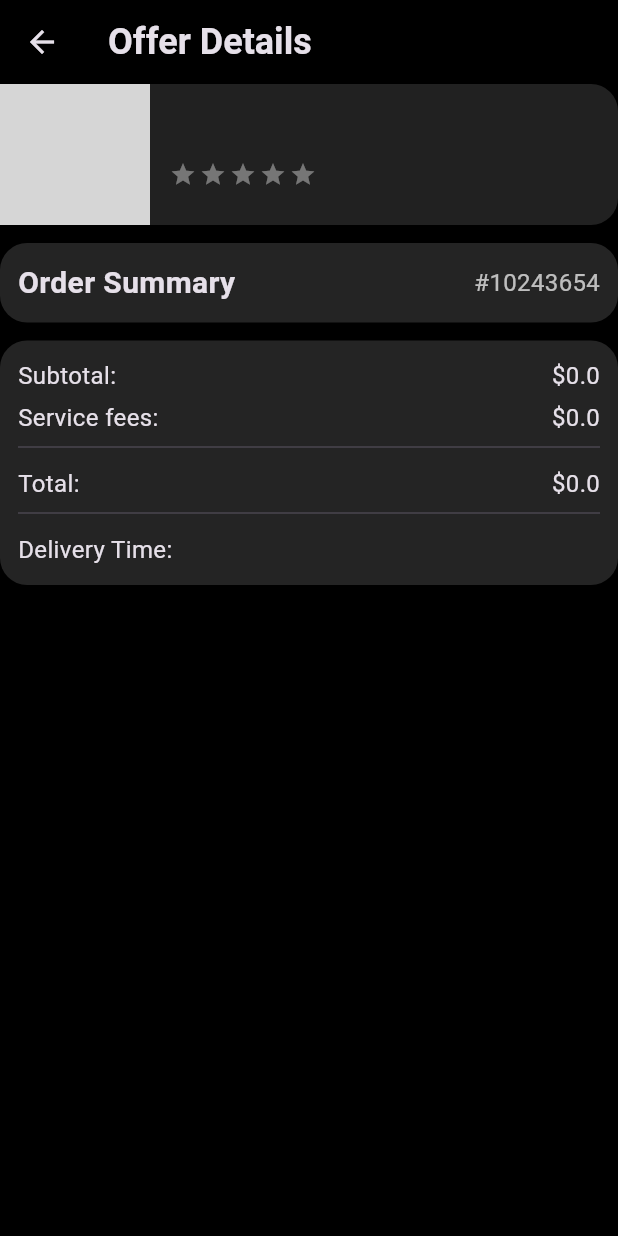
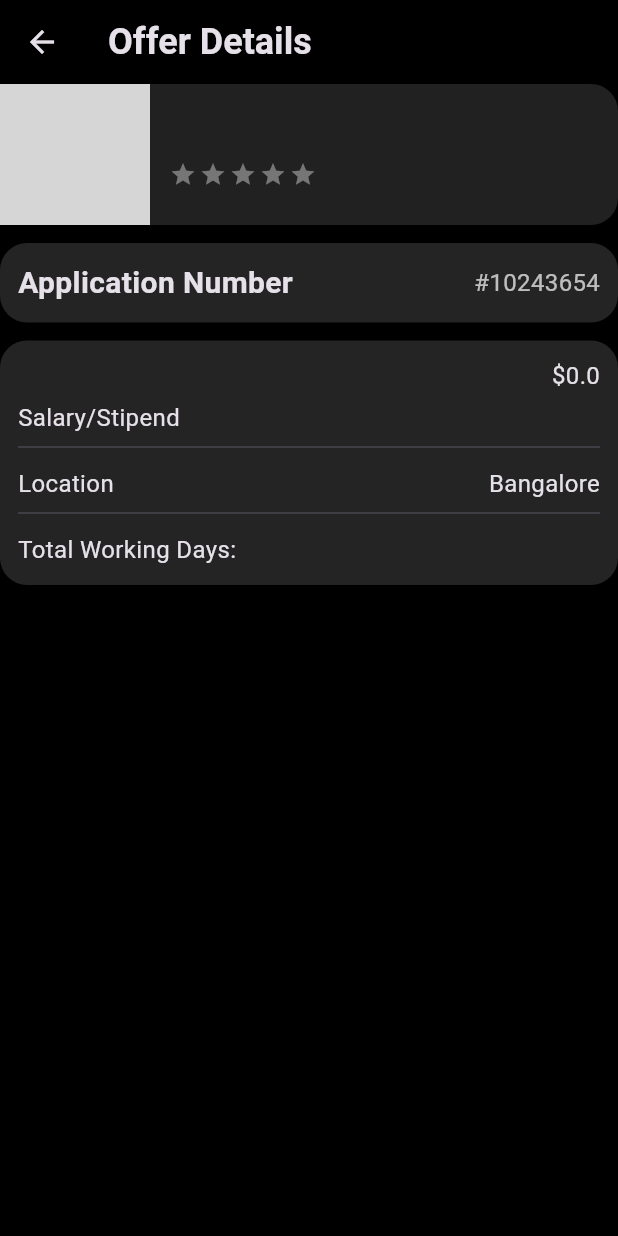
Before and after one commit to NVJKKartik/Alumni_connect, a Flutter app: the OfferDetailsPage screen opened directly with empty values, on a phone screen of 412 x 824 dp. Run offline on Flutter 3.47's test engine with Material 3 defaults, Android fonts, the phone set to English and light mode, and no system bars; drawn by our look-alikes of flutter_rating_bar; our stand-ins replace cloud_firestore, file_picker, firebase_auth, firebase_core, firebase_storage, google_fonts and 2 more; accounts and stored records are empty; generated files the repository leaves out were written again; network calls fail; grey boxes are pictures that could not be loaded.

Commit message:
ui changes

```diff
--- a/lib/pages/activity/offer_details.page.dart
+++ b/lib/pages/activity/offer_details.page.dart
@@ -177,7 +177,7 @@ class _OfferDetailsPageState extends State<OfferDetailsPage> {
                       mainAxisAlignment: MainAxisAlignment.spaceBetween,
                       children: [
                         Text(
-                          'Order Summary',
+                          'Application Number',
                           maxLines: 2,
                           overflow: TextOverflow.ellipsis,
                           style: TextStyle(
@@ -250,7 +250,7 @@ class _OfferDetailsPageState extends State<OfferDetailsPage> {
                         mainAxisAlignment: MainAxisAlignment.spaceBetween,
                         children: [
                           const Text(
-                            'Subtotal:',
+                            '',
                             style: TextStyle(
                               fontSize: 16,
                             ),
@@ -270,13 +270,13 @@ class _OfferDetailsPageState extends State<OfferDetailsPage> {
                         mainAxisAlignment: MainAxisAlignment.spaceBetween,
                         children: [
                           const Text(
-                            'Service fees:',
+                            'Salary/Stipend',
                             style: TextStyle(
                               fontSize: 16,
                             ),
                           ),
                           Text(
-                            '\$${widget.cloudOrder.serviceCharge}',
+                            '',
                             style: const TextStyle(
                               fontSize: 16,
                             ),
@@ -291,13 +291,13 @@ class _OfferDetailsPageState extends State<OfferDetailsPage> {
                         mainAxisAlignment: MainAxisAlignment.spaceBetween,
                         children: [
                           const Text(
-                            'Total:',
+                            'Location',
                             style: TextStyle(
                               fontSize: 16,
                             ),
                           ),
                           Text(
-                            '\$${widget.cloudOrder.totalPrice}',
+                            'Bangalore',
                             style: const TextStyle(
                               fontSize: 16,
                             ),
@@ -312,7 +312,7 @@ class _OfferDetailsPageState extends State<OfferDetailsPage> {
                         mainAxisAlignment: MainAxisAlignment.spaceBetween,
                         children: [
                           const Text(
-                            'Delivery Time:',
+                            'Total Working Days:',
                             style: TextStyle(
                               fontSize: 16,
                             ),
--- a/lib/pages/activity/order_details.page.dart
+++ b/lib/pages/activity/order_details.page.dart
@@ -94,7 +94,7 @@ class _OrderDetailsPageState extends State<OrderDetailsPage> {
             elevation: 0,
             backgroundColor: Colors.black,
             title: const Text(
-              'Order Details',
+              'Application Details',
               style: TextStyle(fontSize: 24, fontWeight: FontWeight.bold),
             ),
             bottom: PreferredSize(
@@ -282,7 +282,7 @@ class _OrderDetailsPageState extends State<OrderDetailsPage> {
                         mainAxisAlignment: MainAxisAlignment.spaceBetween,
                         children: [
                           const Text(
-                            'Company',
+                            'Role',
                             style: TextStyle(
                               fontSize: 16,
                             ),
@@ -324,7 +324,7 @@ class _OrderDetailsPageState extends State<OrderDetailsPage> {
                         mainAxisAlignment: MainAxisAlignment.spaceBetween,
                         children: [
                           const Text(
-                            'Date of Application Sent:',
+                            'Total Working Days: ',
                             style: TextStyle(
                               fontSize: 16,
                             ),
@@ -695,7 +695,7 @@ class _OrderDetailsPageState extends State<OrderDetailsPage> {
                                           acceptDelivery();
                                         },
                                         child: const Text(
-                                          'Accept delivery',
+                                          'Accept offer',
                                           style: TextStyle(fontSize: 18),
                                         ),
                                       )
--- a/lib/pages/activity/tabs/offers_tab.dart
+++ b/lib/pages/activity/tabs/offers_tab.dart
@@ -134,7 +134,7 @@ class _OffersTabState extends State<OffersTab> {
                                                 color: Colors.transparent,
                                               ),
                                               Text(
-                                                'Ordered at: ${DateFormat.yMMMd().format(order.createdAt).toString()}',
+                                                'Application sent at: ${DateFormat.yMMMd().format(order.createdAt).toString()}',
                                                 style: const TextStyle(
                                                   overflow:
                                                       TextOverflow.ellipsis,
@@ -148,7 +148,7 @@ class _OffersTabState extends State<OffersTab> {
                                                 color: Colors.transparent,
                                               ),
                                               Text(
-                                                'Delivery in: ${order.deliveryTime}',
+                                                'Joining in: ${order.deliveryTime} days',
                                                 style: const TextStyle(
                                                   overflow:
                                                       TextOverflow.ellipsis,
--- a/lib/pages/activity/tabs/orders_tab.dart
+++ b/lib/pages/activity/tabs/orders_tab.dart
@@ -148,7 +148,7 @@ class _OrdersTabState extends State<OrdersTab> {
                                                 color: Colors.transparent,
                                               ),
                                               Text(
-                                                'Ordered at: ${DateFormat.yMMMd().format(order.createdAt).toString()}',
+                                                'Application placed at: ${DateFormat.yMMMd().format(order.createdAt).toString()}',
                                                 style: const TextStyle(
                                                   overflow:
                                                       TextOverflow.ellipsis,
@@ -162,7 +162,7 @@ class _OrdersTabState extends State<OrdersTab> {
                                                 color: Colors.transparent,
                                               ),
                                               Text(
-                                                'Delivery in: ${order.deliveryTime}',
+                                                'Total working days: ${order.deliveryTime}',
                                                 style: const TextStyle(
                                                   overflow:
                                                       TextOverflow.ellipsis,
--- a/lib/pages/jobposting/jobpostings_page.dart
+++ b/lib/pages/jobposting/jobpostings_page.dart
@@ -16,8 +16,8 @@ class jobpostingsPage extends StatefulWidget {
 class _jobpostingsPageState extends State<jobpostingsPage> {
   final List<String> tabs = <String>[
     'Home',
+    'Software Developer',
     'Data Scientist',
-    'Software Developer',
     'App Developer',
     'Machine Learning Engineer',
     'Artificial Intelligence Engineer',
--- a/lib/pages/jobposting_details/jobposting_details_page.dart
+++ b/lib/pages/jobposting_details/jobposting_details_page.dart
@@ -237,7 +237,7 @@ class _jobpostingDetailsPageState extends State<jobpostingDetailsPage> {
                   crossAxisAlignment: CrossAxisAlignment.start,
                   children: [
                     const Text(
-                      'Service specifications :',
+                      'Job Specifications :',
                       maxLines: 2,
                       overflow: TextOverflow.ellipsis,
                       style: TextStyle(
--- a/lib/pages/jobposting_details/send_custom_offer.dart
+++ b/lib/pages/jobposting_details/send_custom_offer.dart
@@ -722,7 +722,7 @@ class _SendCustomeOfferPageState extends State<SendCustomeOfferPage> {
                         horizontal: 24,
                         vertical: 20,
                       ),
-                      hintText: 'Offer price',
+                      hintText: 'Offer salary',
                       border: OutlineInputBorder(
                         borderSide: Divider.createBorderSide(context),
                         borderRadius: BorderRadius.circular(22.0),
@@ -758,7 +758,7 @@ class _SendCustomeOfferPageState extends State<SendCustomeOfferPage> {
                         horizontal: 24,
                         vertical: 20,
                       ),
-                      hintText: 'Delivery Time (Days)',
+                      hintText: 'Job Duration (Days)',
                       border: OutlineInputBorder(
                         borderSide: Divider.createBorderSide(context),
                         borderRadius: BorderRadius.circular(22.0),
@@ -793,7 +793,7 @@ class _SendCustomeOfferPageState extends State<SendCustomeOfferPage> {
                               crossAxisAlignment: CrossAxisAlignment.start,
                               children: [
                                 const Text(
-                                  'Service specifications :',
+                                  'Job Specifications :',
                                   maxLines: 2,
                                   overflow: TextOverflow.ellipsis,
                                   style: TextStyle(
@@ -857,7 +857,7 @@ class _SendCustomeOfferPageState extends State<SendCustomeOfferPage> {
                     ),
                     child: const Center(
                       child: Text(
-                        'Add service specification',
+                        'Add Job Specification',
                         style: TextStyle(color: Colors.grey),
                       ),
                     ),
--- a/lib/pages/profile/tabs/posts_tab.dart
+++ b/lib/pages/profile/tabs/posts_tab.dart
@@ -37,9 +37,9 @@ class _PostsTabState extends State<PostsTab> {
                 borderRadius: BorderRadius.circular(18),
                 child: GridView.custom(
                   gridDelegate: SliverQuiltedGridDelegate(
-                    crossAxisCount: 3,
-                    mainAxisSpacing: 4,
-                    crossAxisSpacing: 4,
+                    crossAxisCount: 7,
+                    mainAxisSpacing: 8,
+                    crossAxisSpacing: 8,
                     repeatPattern: QuiltedGridRepeatPattern.inverted,
                     pattern: const [
                       QuiltedGridTile(2, 2),
--- a/pubspec.yaml
+++ b/pubspec.yaml
@@ -38,7 +38,7 @@ dev_dependencies:
 flutter_icons:
   android: "launcher_icon"
   ios: true
-  image_path: "assets/images/logo.png"
+  image_path: "assets/images/white-bluelogo.png"
 
 
 flutter:
```
Also changed, not shown: lib/pages/add_post/create_jobposting_page.dart (+0 -12 lines), lib/pages/home/home_screen.dart (+4 -4 lines), assets/images/applogo.png (deleted), assets/images/white-bluelogo.png (added), 27 other files.
